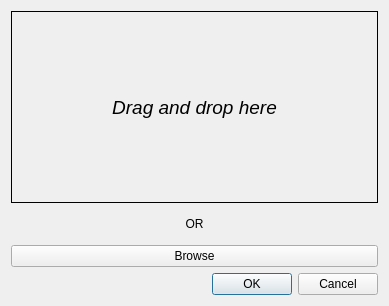
The window that res/layout/dialog_select_file.ui (luphysics/PyMODA) describes before a commit, drawn with Qt 5.
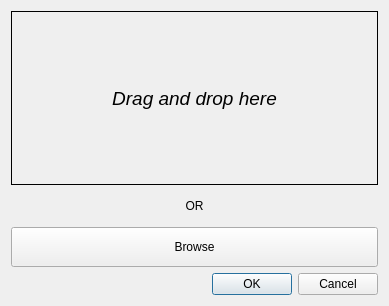
The same window after the commit. Custom widgets are drawn as their Qt base class.

Commit message: SelectFileDialog highlights when drag-drop active

The edit to the form file:
```diff
--- a/res/layout/dialog_select_file.ui
+++ b/res/layout/dialog_select_file.ui
@@ -55,7 +55,13 @@
       </widget>
      </item>
      <item>
-      <widget class="QPushButton" name="pushButton">
+      <widget class="QPushButton" name="btn_browse">
+       <property name="minimumSize">
+        <size>
+         <width>0</width>
+         <height>40</height>
+        </size>
+       </property>
        <property name="text">
         <string>Browse</string>
        </property>
```
Left out of the diff: 2 changed lines with no effect on the pictures. The commit also changes 10 other files.
